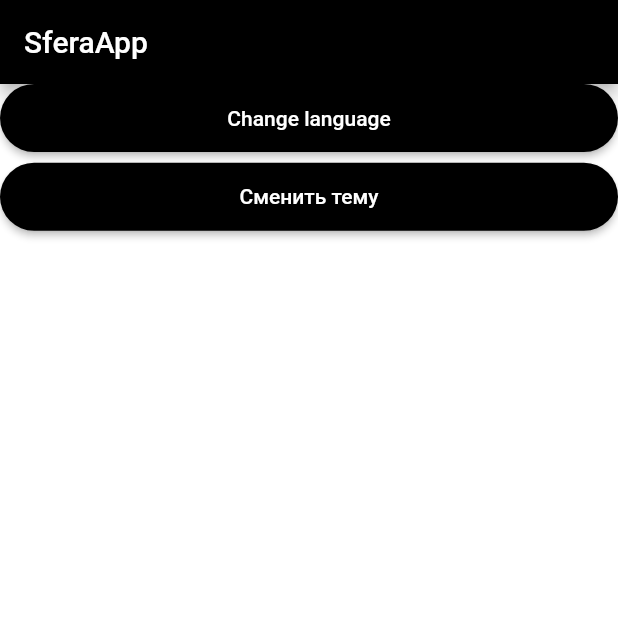
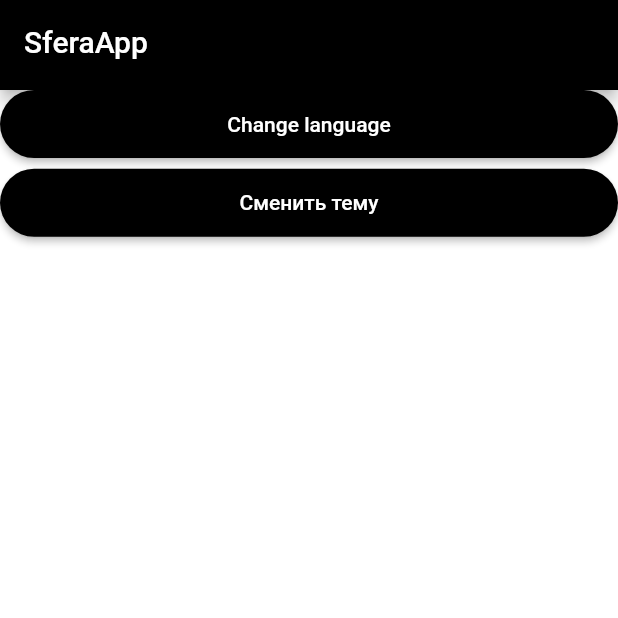
Before and after one commit to Lokki16/sfera_project_1, a Flutter app: the screen it shows after launch, on a phone screen of 412 x 824 dp, the top half of it. Run offline on Flutter 3.47's test engine with Material 2 defaults, Android fonts, the phone set to English and light mode, and no system bars; our stand-ins replace flutter_screenutil, flutter_svg, get.

Commit message:
update appbar

```diff
--- a/lib/presentation/layout/default_body.dart
+++ b/lib/presentation/layout/default_body.dart
@@ -11,10 +11,7 @@ class DefaultBody extends StatelessWidget {
   @override
   Widget build(BuildContext context) {
     return Scaffold(
-      appBar: AppBar(
-        backgroundColor: ThemeColors.black,
-        title: const Text(Constants.appTitle),
-      ),
+      appBar: const CustomAppBar(),
       body: child,
     );
   }
--- a/lib/presentation/template/template.dart
+++ b/lib/presentation/template/template.dart
@@ -41,6 +41,7 @@ export '../widgets/spaced_row/spaced_row.dart';
 export '../widgets/custom_icon/custom_icon.dart';
 export '../widgets/custom_text/custom_text.dart';
 export '../widgets/buttons/custom_button.dart';
+export '../widgets/appbar/appbar.dart';
 
 // pages
 export '../pages/settings/settings.dart';
--- a/lib/presentation/widgets/appbar/appbar.dart
+++ b/lib/presentation/widgets/appbar/appbar.dart
@@ -0,0 +1,25 @@
+import 'package:sfera_project_1/presentation/template/template.dart';
+
+class CustomAppBar extends StatelessWidget implements PreferredSizeWidget {
+  const CustomAppBar({super.key});
+
+  /*final String text;
+  final VoidCallback? onPressed;*/
+
+  /*const CustomAppBar({
+    super.key,
+    required this.text,
+    required this.onPressed,
+  });*/
+
+  @override
+  Widget build(BuildContext context) {
+    return AppBar(
+      backgroundColor: ThemeColors.black,
+      title: const Text(Constants.appTitle),
+    );
+  }
+
+  @override
+  Size get preferredSize => const Size.fromHeight(60);
+}
--- a/lib/services/weather_api.dart
+++ b/lib/services/weather_api.dart
@@ -1,5 +1,5 @@
 import 'package:sfera_project_1/presentation/template/template.dart';
-
+/*
 class WeatherService {
   static String _apiKey = "Здесь должен быть ваш токен";
 
@@ -34,3 +34,4 @@ class WeatherService {
     }
   }
 }
+*/
```
